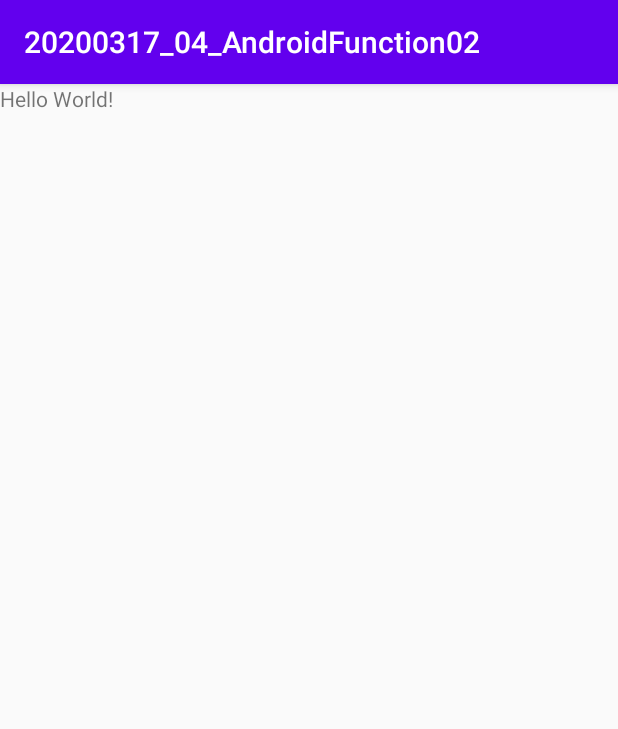
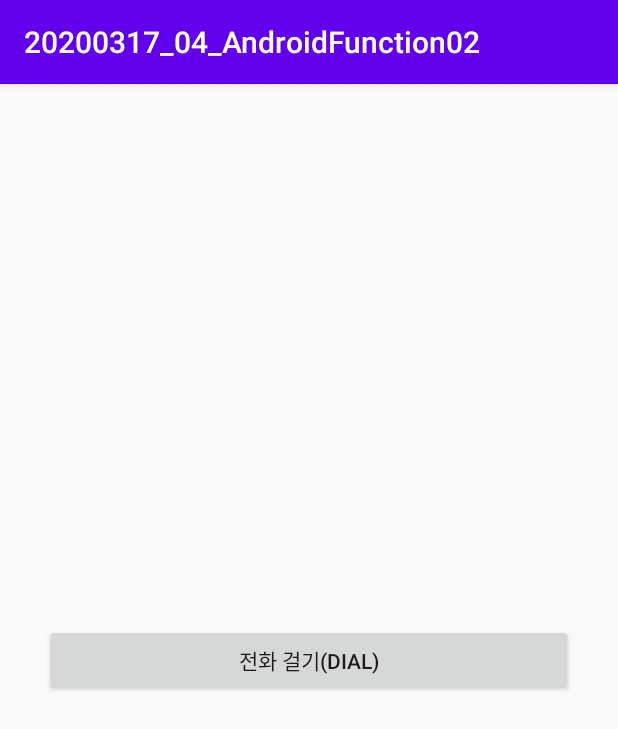
Before and after one commit to tjddls1728/20200317_04_AndroidFunction02, an Android app: the screen it shows after launch (MainActivity), on a phone screen of 412 x 824 dp. Shown: the top 729 px of the screen. Run offline under Robolectric (Android 15) with nearby library versions, the phone set to English and light mode, and no system bars; our stand-ins replace data binding.

Commit message:
전화 걸기 직전 화면으로 이동

```diff
--- a/app/src/main/java/kr/co/a20200317_04_androidfunction02/MainActivity.java
+++ b/app/src/main/java/kr/co/a20200317_04_androidfunction02/MainActivity.java
@@ -4,7 +4,10 @@ import androidx.appcompat.app.AppCompatActivity;
 import androidx.databinding.DataBindingUtil;
 
 import android.app.Activity;
+import android.content.Intent;
+import android.net.Uri;
 import android.os.Bundle;
+import android.view.View;
 
 import kr.co.a20200317_04_androidfunction02.databinding.ActivityMainBinding;
 
@@ -16,5 +19,20 @@ public class MainActivity extends AppCompatActivity {
     protected void onCreate(Bundle savedInstanceState) {
         super.onCreate(savedInstanceState);
         binding= DataBindingUtil.setContentView(this,R.layout.activity_main);
+
+        binding.dialBtn.setOnClickListener(new View.OnClickListener() {
+            @Override
+            public void onClick(View v) {
+//                다른 화면으로 이동 : intent
+//                => 우리가 만든게 아니라, 안드로이드가 제공하는 화면으로 이동
+//                => 전화 걸기 화면
+
+//                어느 화면으로 갈지 -> 안드로이드가 요구하는 방식으로 작성 : uri
+                Uri uri = Uri.parse("Tell:01012341234");
+                Intent intent = new Intent(Intent.ACTION_DIAL,uri);
+                startActivity(intent);
+
+            }
+        });
     }
 }
--- a/app/src/main/res/layout/activity_main.xml
+++ b/app/src/main/res/layout/activity_main.xml
@@ -6,17 +6,16 @@
     android:layout_width="match_parent"
     android:layout_height="match_parent"
     android:orientation="vertical"
+    android:gravity="center"
+    android:padding="30dp"
     tools:context=".MainActivity">
 
-    <TextView
-        android:layout_width="wrap_content"
+    <Button
+        android:id="@+id/dialBtn"
+        android:layout_width="match_parent"
         android:layout_height="wrap_content"
-        android:text="Hello World!"
-        app:layout_constraintBottom_toBottomOf="parent"
-        app:layout_constraintLeft_toLeftOf="parent"
-        app:layout_constraintRight_toRightOf="parent"
-        app:layout_constraintTop_toTopOf="parent" />
+        android:text="전화 걸기(DIAL)"
+        />
 
 </LinearLayout>
-
 </layout>
```
